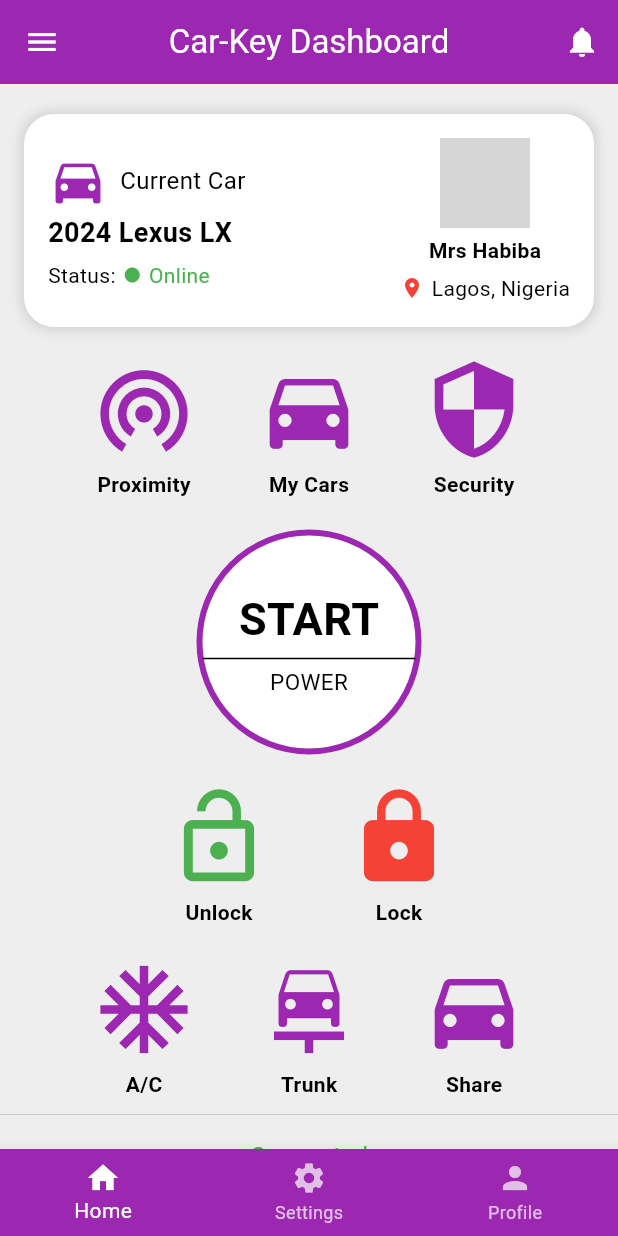
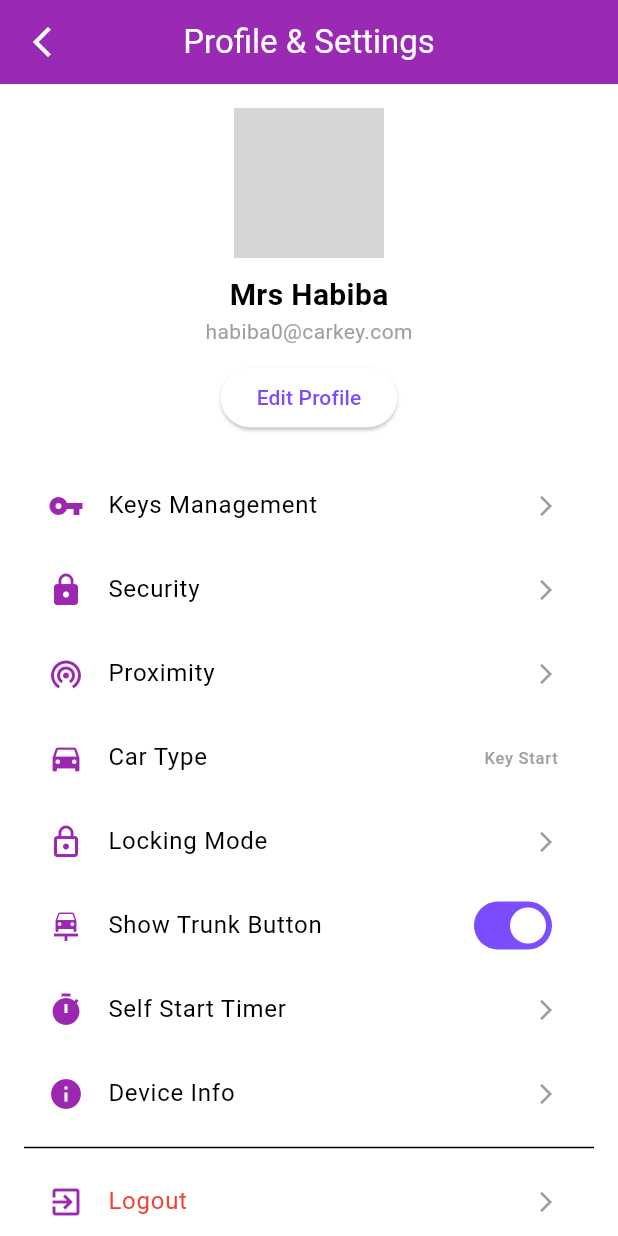
Before and after one commit to m16-omar/home_control_app, a Flutter app: the screen it shows after launch, on a phone screen of 412 x 824 dp. Run offline on Flutter 3.47's test engine with Material 3 defaults, Android fonts, the phone set to English and light mode, and no system bars; our stand-ins replace percent_indicator; grey boxes are pictures that could not be loaded.

Commit message:
Add files via upload

```diff
--- a/lib/main.dart
+++ b/lib/main.dart
@@ -1,4 +1,5 @@
 import 'package:carkey_app/screens/dashboard_screen.dart';
+import 'package:carkey_app/screens/settings_screen.dart';
 import 'package:flutter/material.dart';
 
 void main() {
@@ -19,7 +20,7 @@ class MyApp extends StatelessWidget {
           background: Colors.white,
         ),
       ),
-      home: const DashboardScreen(),
+      home: const ProfileSettingsScreen(),
     );
   }
 }
--- a/lib/screens/dashboard_screen.dart
+++ b/lib/screens/dashboard_screen.dart
@@ -205,7 +205,7 @@ class DashboardScreen extends StatelessWidget {
                 const SizedBox(width: 40),
                 _buildIconButton(Icons.car_repair, 'Trunk', Colors.purple),
                 const SizedBox(width: 40),
-                _buildIconButton(Icons.directions_car, 'Share', Colors.purple),
+                _buildIconButton(Icons.car_rental, 'Share', Colors.purple),
               ],
             ),
             const SizedBox(height: 2),
--- a/lib/screens/settings_screen.dart
+++ b/lib/screens/settings_screen.dart
@@ -1,25 +1,99 @@
 import 'package:flutter/material.dart';
+import 'package:carkey_app/screens/dashboard_screen.dart';
 
-class SettingsScreen extends StatefulWidget {
-  const SettingsScreen({super.key});
+class ProfileSettingsScreen extends StatelessWidget {
+  const ProfileSettingsScreen({super.key});
 
-  @override
-  State<SettingsScreen> createState() => _SettingsScreenState();
-}
-
-class _SettingsScreenState extends State<SettingsScreen> {
   @override
   Widget build(BuildContext context) {
     return Scaffold(
       appBar: AppBar(
-        title: const Text("Settings Screen"),
+        backgroundColor: Colors.purple,
+        elevation: 1,
+        leading: IconButton(
+          icon: const Icon(Icons.arrow_back_ios_new, color: Colors.white),
+          onPressed: () {
+            Navigator.pushNamed(context, '/dashboard');
+          },
+        ),
+        title: const Text(
+          'Profile & Settings',
+          style: TextStyle(color: Colors.white),
+        ),
+        centerTitle: true,
+        iconTheme: const IconThemeData(color: Colors.black),
       ),
-      body: const Center(
-        child: Text(
-          "Settings Screen",
-          style: TextStyle(fontSize: 20, fontWeight: FontWeight.bold),
-        ),
+      body: ListView(
+        padding: const EdgeInsets.all(16.0),
+        children: [
+          _buildProfileSection(),
+          const SizedBox(height: 20),
+          _buildSettingsList(),
+        ],
       ),
     );
   }
+
+  Widget _buildProfileSection() {
+    return Column(
+      children: [
+        const CircleAvatar(
+          radius: 50,
+          backgroundImage: AssetImage('assets/images/driver.png'),
+        ),
+        const SizedBox(height: 10),
+        const Text(
+          'Mrs Habiba',
+          style: TextStyle(fontSize: 20, fontWeight: FontWeight.bold),
+        ),
+        const Text(
+          'habiba0@carkey.com',
+          style: TextStyle(color: Colors.grey),
+        ),
+        const SizedBox(height: 10),
+        ElevatedButton(
+          onPressed: () {},
+          child: const Text('Edit Profile'),
+        ),
+      ],
+    );
+  }
+
+  Widget _buildSettingsList() {
+    return Column(
+      children: [
+        _buildSettingsItem('Keys Management', Icons.vpn_key),
+        _buildSettingsItem('Security', Icons.lock),
+        _buildSettingsItem('Proximity', Icons.wifi_tethering),
+        _buildSettingsItem('Car Type', Icons.directions_car,
+            trailing:
+                const Text('Key Start', style: TextStyle(color: Colors.grey))),
+        _buildSettingsItem('Locking Mode', Icons.lock_outline),
+        _buildSettingsItemWithSwitch('Show Trunk Button', Icons.car_repair),
+        _buildSettingsItem('Self Start Timer', Icons.timer),
+        _buildSettingsItem('Device Info', Icons.info),
+        const Divider(),
+        _buildSettingsItem('Logout', Icons.exit_to_app, textColor: Colors.red),
+      ],
+    );
+  }
+
+  Widget _buildSettingsItem(String title, IconData icon,
+      {Widget? trailing, Color? textColor}) {
+    return ListTile(
+      leading: Icon(icon, color: Colors.purple),
+      title: Text(title, style: TextStyle(color: textColor ?? Colors.black)),
+      trailing: trailing ??
+          const Icon(Icons.arrow_forward_ios, size: 16, color: Colors.grey),
+      onTap: () {},
+    );
+  }
+
+  Widget _buildSettingsItemWithSwitch(String title, IconData icon) {
+    return ListTile(
+      leading: Icon(icon, color: Colors.purple),
+      title: Text(title),
+      trailing: Switch(value: true, onChanged: (bool value) {}),
+    );
+  }
 }
```
